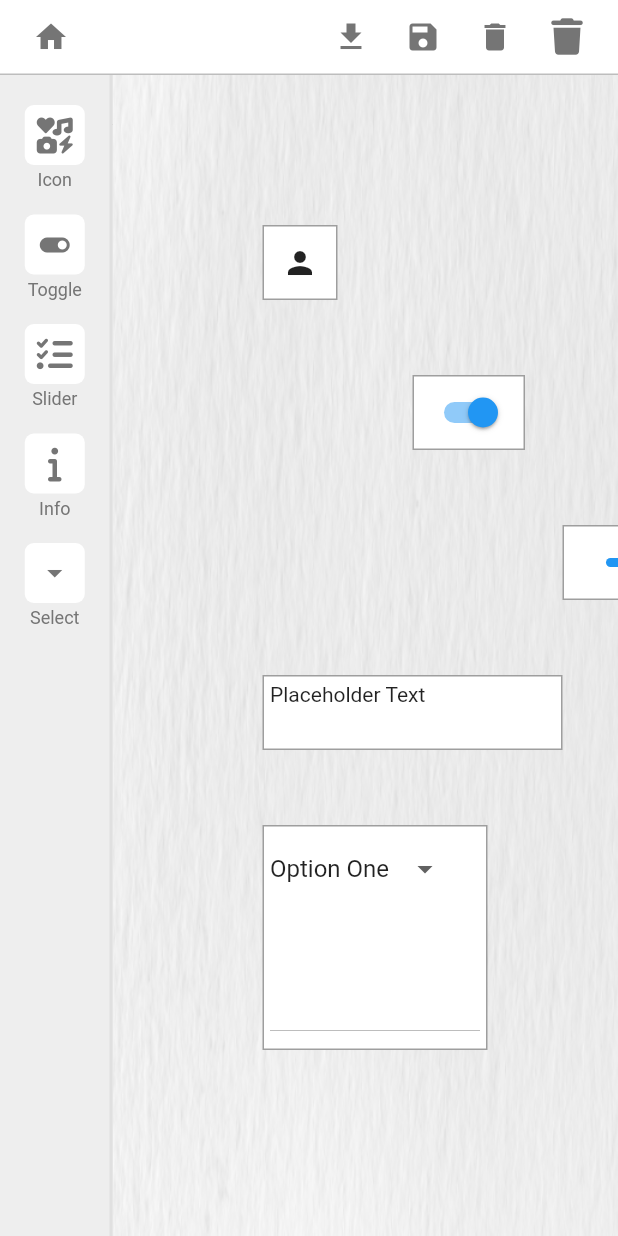
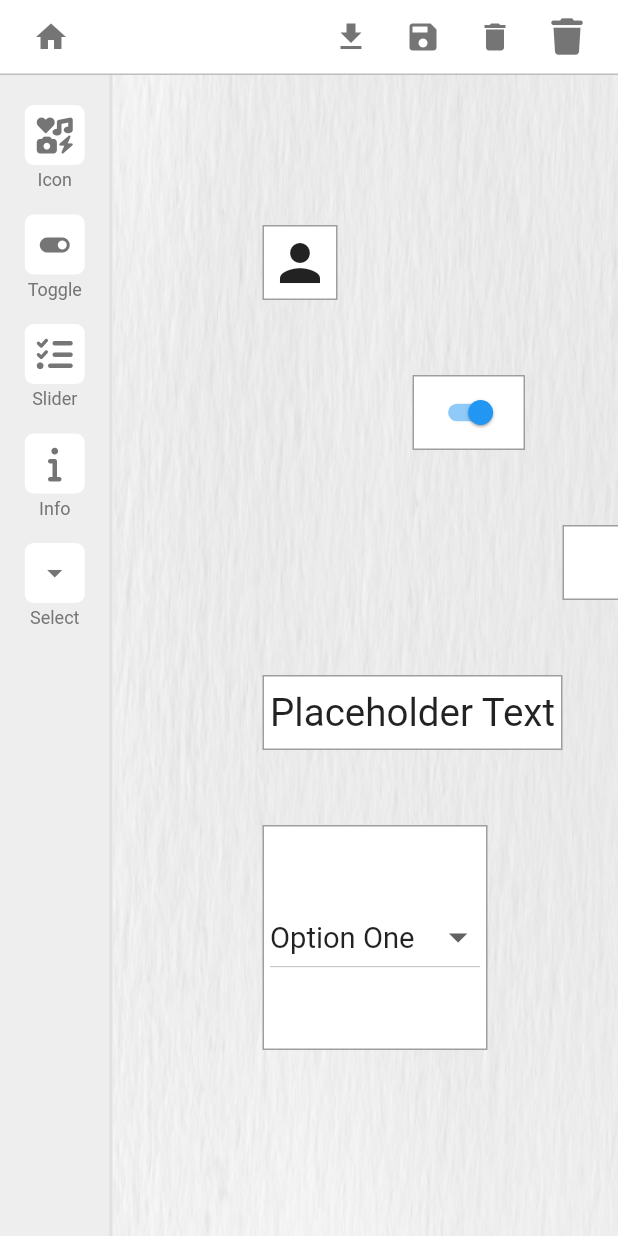
Before and after one commit to tmcmaster/wt_console_designer, a Flutter app: the screen it shows after launch, on a phone screen of 412 x 824 dp. Run offline on Flutter 3.47's test engine with Material 2 defaults, Android fonts, the phone set to English and light mode, and no system bars; our stand-ins replace flutter_colorpicker, flutter_riverpod, font_awesome_flutter, lottie; missing offline and left inert: wt_logging.

Commit message:
did a little cleanup refactoring

```diff
--- a/lib/designer/providers/item_widget_factory.dart
+++ b/lib/designer/providers/item_widget_factory.dart
@@ -3,6 +3,7 @@ import 'package:flutter_riverpod/flutter_riverpod.dart';
 import 'package:font_awesome_flutter/font_awesome_flutter.dart';
 import 'package:wt_console_designer/designer/models/item.dart';
 import 'package:wt_console_designer/designer/models/item_type.dart';
+import 'package:wt_logging/wt_logging.dart';
 
 final itemWidgetFactoryProvider = Provider(
   name: 'ItemWidgetFactory',
@@ -11,19 +12,11 @@ final itemWidgetFactoryProvider = Provider(
 
 class ItemWidgetFactory {
   static final builders = <ItemType, Widget Function(Item)>{
-    ItemType.icon: (item) => const Icon(Icons.person),
-    ItemType.toggle: (item) => Switch(value: true, onChanged: (value) {}),
-    ItemType.slider: (item) => Slider(value: 0.5, onChanged: (double value) {}),
-    ItemType.info: (item) => const Text('Placeholder Text'),
-    ItemType.select: (item) => DropdownButton(
-          value: 'one',
-          items: const [
-            DropdownMenuItem(value: 'one', child: Text('Option One')),
-            DropdownMenuItem(value: 'two', child: Text('Option Two')),
-            DropdownMenuItem(value: 'three', child: Text('Option Three')),
-          ],
-          onChanged: (value) {},
-        ),
+    ItemType.icon: (item) => const IconComponent(),
+    ItemType.toggle: (item) => const SwitchComponent(),
+    ItemType.slider: (item) => const SliderComponent(),
+    ItemType.info: (item) => const InfoComponent(),
+    ItemType.select: (item) => const SelectComponent(),
   };
 
   Widget createWidget(Item item) {
@@ -31,3 +24,76 @@ class ItemWidgetFactory {
     return builder(item);
   }
 }
+
+class SelectComponent extends StatelessWidget {
+  static final log = logger(SelectComponent, level: Level.verbose);
+  const SelectComponent({
+    Key? key,
+  }) : super(key: key);
+
+  @override
+  Widget build(BuildContext context) {
+    log.v('Building Widget');
+    return DropdownButton(
+      value: 'one',
+      items: const [
+        DropdownMenuItem(value: 'one', child: Text('Option One')),
+        DropdownMenuItem(value: 'two', child: Text('Option Two')),
+        DropdownMenuItem(value: 'three', child: Text('Option Three')),
+      ],
+      onChanged: (value) {},
+    );
+  }
+}
+
+class InfoComponent extends StatelessWidget {
+  static final log = logger(InfoComponent, level: Level.verbose);
+  const InfoComponent({
+    Key? key,
+  }) : super(key: key);
+
+  @override
+  Widget build(BuildContext context) {
+    log.v('Building Widget');
+    return const Text('Placeholder Text');
+  }
+}
+
+class SliderComponent extends StatelessWidget {
+  static final log = logger(SliderComponent, level: Level.verbose);
+  const SliderComponent({
+    Key? key,
+  }) : super(key: key);
+
+  @override
+  Widget build(BuildContext context) {
+    log.v('Building Widget');
+    return Slider(value: 0.5, onChanged: (double value) {});
+  }
+}
+
+class SwitchComponent extends StatelessWidget {
+  static final log = logger(SwitchComponent, level: Level.verbose);
+  const SwitchComponent({
+    Key? key,
+  }) : super(key: key);
+
+  @override
+  Widget build(BuildContext context) {
+    log.v('Building Widget');
+    return Switch(value: true, onChanged: (value) {});
+  }
+}
+
+class IconComponent extends StatelessWidget {
+  static final log = logger(IconComponent, level: Level.verbose);
+  const IconComponent({
+    Key? key,
+  }) : super(key: key);
+
+  @override
+  Widget build(BuildContext context) {
+    log.v('Building Widget');
+    return const Icon(Icons.person);
+  }
+}
--- a/lib/designer/screens/home_view.dart
+++ b/lib/designer/screens/home_view.dart
@@ -1,11 +1,16 @@
 import 'package:flutter/material.dart';
+import 'package:wt_console_designer/designer/screens/scroll_pane_view.dart';
 import 'package:wt_console_designer/designer/widgets/component_palette/component_palette.dart';
 import 'package:wt_console_designer/designer/widgets/header_toolbar.dart';
-import 'package:wt_console_designer/designer/widgets/scroll_pane/scroll_pane.dart';
+import 'package:wt_logging/wt_logging.dart';
 
 class HomeScreen extends StatelessWidget {
+  static final log = logger(HomeScreen, level: Level.verbose);
+
   @override
   Widget build(BuildContext context) {
+    log.v('Building widget');
+
     return SafeArea(
       child: Scaffold(
         body: Column(
@@ -13,13 +18,10 @@ class HomeScreen extends StatelessWidget {
             const HeaderToolBar(),
             Expanded(
               child: Row(
-                children: [
-                  const ComponentPalette(),
+                children: const [
+                  ComponentPalette(),
                   Expanded(
-                    child: ScrollPane(),
-                    // child: ScrollPane(
-                    //   child: DesignerStack(),
-                    // ),
+                    child: ScrollPaneView(),
                   ),
                 ],
               ),
--- a/lib/designer/screens/scroll_pane_view.dart
+++ b/lib/designer/screens/scroll_pane_view.dart
@@ -1,23 +1,37 @@
 import 'package:flutter/material.dart';
+import 'package:flutter_riverpod/flutter_riverpod.dart';
+import 'package:wt_console_designer/designer/providers/item_list.dart';
+import 'package:wt_console_designer/designer/providers/item_widget_factory.dart';
 import 'package:wt_console_designer/designer/widgets/scroll_pane/scroll_pane.dart';
+import 'package:wt_logging/wt_logging.dart';
 
-class ScrollPaneView extends StatelessWidget {
+class ScrollPaneView extends ConsumerWidget {
+  static final log = logger(ScrollPaneView, level: Level.verbose);
+
   const ScrollPaneView({super.key});
 
   @override
-  Widget build(BuildContext context) {
+  Widget build(BuildContext context, WidgetRef ref) {
+    log.d('Building Widget');
+
+    ref.watch(itemCountProvider);
+    final items = ref.read(itemListProvider);
+    final componentFactory = ref.read(itemWidgetFactoryProvider);
+
     return Scaffold(
-      body: Container(
-        padding: const EdgeInsets.all(30),
-        color: Colors.blue,
-        child: LayoutBuilder(builder: (context, constraints) {
-          return SizedBox(
-            width: constraints.maxWidth,
-            height: constraints.maxHeight,
-            child: ScrollPane(),
-          );
-        }),
-      ),
+      body: LayoutBuilder(builder: (context, constraints) {
+        return SizedBox(
+          width: constraints.maxWidth,
+          height: constraints.maxHeight,
+          child: ScrollPane(
+            children: items.map((item) {
+              log.d('Building item ${item.id}');
+              final component = componentFactory.createWidget(item);
+              return ScrollPaneItemWidget(id: item.id, child: component);
+            }).toList(),
+          ),
+        );
+      }),
     );
   }
 }
--- a/lib/designer/widgets/scroll_pane/scroll_pane.dart
+++ b/lib/designer/widgets/scroll_pane/scroll_pane.dart
@@ -20,17 +20,23 @@ part 'scroll_pane_selection_box.dart';
 part 'scroll_pane_state.dart';
 
 class ScrollPane extends ConsumerWidget {
-  static final log = logger(ScrollPane, level: Level.debug);
+  static final log = logger(ScrollPane, level: Level.verbose);
   final _key = GlobalKey();
 
-  ScrollPane({super.key});
+  final bool panEnabled;
+  final List<Widget> children;
+
+  ScrollPane({
+    super.key,
+    this.panEnabled = false,
+    required this.children,
+  });
 
   @override
   Widget build(BuildContext context, WidgetRef ref) {
     log.d('=== Building Widget.');
 
     final notifier = ref.read(scrollPaneStateProvider.notifier);
-    final items = ref.read(itemListProvider);
 
     ref.watch(itemCountProvider);
 
@@ -59,11 +65,10 @@ class ScrollPane extends ConsumerWidget {
                     ),
                   ),
                 ),
-                const DragAndPanDetector(),
-                ...items.map((item) {
-                  log.d('Building item ${item.id}');
-                  return ScrollPaneItemWidget(id: item.id);
-                }).toList(),
+                const DragAndPanDetector(
+                  panEnabled: true,
+                ),
+                ...children,
               ],
             ),
             const ScrollPaneSelectionBox(),
--- a/lib/designer/widgets/scroll_pane/scroll_pane_canvas.dart
+++ b/lib/designer/widgets/scroll_pane/scroll_pane_canvas.dart
@@ -1,7 +1,7 @@
 part of 'scroll_pane.dart';
 
 class ScrollPaneCanvas extends ConsumerWidget {
-  static final log = logger(ScrollPaneCanvas, level: Level.debug);
+  static final log = logger(ScrollPaneCanvas, level: Level.warning);
 
   final List<Widget> children;
 
--- a/lib/designer/widgets/scroll_pane/scroll_pane_gesture_detector.dart
+++ b/lib/designer/widgets/scroll_pane/scroll_pane_gesture_detector.dart
@@ -3,7 +3,11 @@ part of 'scroll_pane.dart';
 class DragAndPanDetector extends ConsumerWidget {
   static final log = logger(DragAndPanDetector, level: Level.warning);
 
-  const DragAndPanDetector({super.key});
+  final bool panEnabled;
+  const DragAndPanDetector({
+    super.key,
+    this.panEnabled = true,
+  });
 
   @override
   Widget build(BuildContext context, WidgetRef ref) {
@@ -45,7 +49,9 @@ class DragAndPanDetector extends ConsumerWidget {
 
   onPanning(ScrollPaneStateNotifier notifier, Offset offset) {
     log.v('DragAndPanDetector Panning: $offset');
-    notifier.movePoint(offset);
+    if (panEnabled) {
+      notifier.movePoint(offset);
+    }
   }
 }
 
@@ -163,10 +169,10 @@ class _DragAndPanDetectorMacos extends _DragAndPanDetectorBase {
           state.pan = false;
           state.start = details.localPosition;
         },
-        // onTapUp: (details) {
-        //   // print('Tap Up : ');
-        //   pan = true;
-        // },
+        onTapUp: (details) {
+          log.v('Tap Up : ');
+          state.pan = true;
+        },
         onPanEnd: (details) {
           if (!state.pan && state.start != null && state.end != null) {
             onSelected?.call(createRegion(state.start!, state.end!));
--- a/lib/designer/widgets/scroll_pane/scroll_pane_item_widget.dart
+++ b/lib/designer/widgets/scroll_pane/scroll_pane_item_widget.dart
@@ -1,30 +1,24 @@
 part of 'scroll_pane.dart';
 
-class ScrollPaneItemWidget extends ConsumerStatefulWidget {
+class ScrollPaneItemWidget extends ConsumerWidget {
+  static final log = logger(ScrollPaneItemWidget, level: Level.verbose);
+
   static const debug = false;
 
   final String id;
+  final Widget child;
 
   const ScrollPaneItemWidget({
     super.key,
     required this.id,
+    required this.child,
   });
 
   @override
-  ConsumerState<ScrollPaneItemWidget> createState() => _DraggableItemWidget2State();
-}
+  Widget build(BuildContext context, WidgetRef ref) {
+    log.d('DraggableItemWidget($id).build');
 
-class _DraggableItemWidget2State extends ConsumerState<ScrollPaneItemWidget> {
-  static final log = logger(ScrollPaneItemWidget, level: Level.warning);
-
-  Offset? point;
-  bool dragging = false;
-  bool resizing = false;
-  @override
-  Widget build(BuildContext context) {
-    log.v('DraggableItemWidget(${widget.id}).build');
-
-    final item = ref.watch(itemProvider(widget.id));
+    final item = ref.watch(itemProvider(id));
     final itemListNotifier = ref.read(itemListProvider.notifier);
 
     return item == null
@@ -32,38 +26,8 @@ class _DraggableItemWidget2State extends ConsumerState<ScrollPaneItemWidget> {
         : Positioned(
             left: item.point.x.toDouble(),
             top: item.point.y.toDouble(),
-            child: GestureDetector(
-              onTapDown: (details) {
-                if (_calculateMode(item.size, details.localPosition) == InteractionMode.moving) {
-                  dragging = true;
-                } else {
-                  resizing = true;
-                }
-              },
-              onPanEnd: (details) {
-                dragging = false;
-                resizing = false;
-                itemListNotifier.clearHighlight();
-              },
-              onPanStart: (details) {
-                point = details.localPosition;
-              },
-              onPanUpdate: (details) {
-                if (dragging) {
-                  if (item.selected) {
-                    itemListNotifier.moveSelected(item.id, details.delta);
-                  }
-                  itemListNotifier.moveItem(item.id, details.delta);
-                } else if (resizing) {
-                  itemListNotifier.resizeItem(item.id, details.delta);
-                }
-              },
-              onDoubleTap: () {
-                itemListNotifier.bringToFront(item);
-              },
-              onLongPress: () {
-                itemListNotifier.updateItem(item.copyWith(selected: !item.selected));
-              },
+            width: item.size.width,
+            height: item.size.height,
             child: Container(
               decoration: BoxDecoration(
                 border: item.selected
@@ -79,12 +43,37 @@ class _DraggableItemWidget2State extends ConsumerState<ScrollPaneItemWidget> {
                     ),
                 ],
               ),
-                width: item.size.width,
-                height: item.size.height,
+              child: DragAndMoveListener(
+                onBringToFront: () {
+                  itemListNotifier.bringToFront(item);
+                },
+                onSelect: () {
+                  itemListNotifier.updateItem(item.copyWith(selected: !item.selected));
+                },
+                onResize: (delta) {
+                  itemListNotifier.resizeItem(item.id, delta);
+                },
+                onMove: (delta) {
+                  if (item.selected) {
+                    itemListNotifier.moveSelected(item.id, delta);
+                  }
+                  itemListNotifier.moveItem(item.id, delta);
+                },
+                onFinish: () {
+                  itemListNotifier.clearHighlight();
+                },
+                resizeHandleRegion: Rectangle(item.size.width - 20, item.size.height - 20, 20, 20),
+                child: Container(
+                  // width: double.infinity,
+                  // height: double.infinity,
+                  color: Colors.transparent,
                   child: IgnorePointer(
                     child: Padding(
                       padding: const EdgeInsets.all(4.0),
-                    child: _buildItemWidget(item),
+                      child: FittedBox(
+                        child: child,
+                      ),
+                    ),
                   ),
                 ),
               ),
@@ -92,15 +81,77 @@ class _DraggableItemWidget2State extends ConsumerState<ScrollPaneItemWidget> {
           );
   }
 
-  Widget _buildItemWidget(Item item) {
-    return ref.read(itemWidgetFactoryProvider).createWidget(item);
+  String capitalize(String s) => s[0].toUpperCase() + s.substring(1);
 }
 
-  InteractionMode _calculateMode(Size size, Offset offset) {
-    return ((size.width - offset.dx) < 20) && ((size.height - offset.dy) < 20)
+class DragAndMoveListener extends StatefulWidget {
+  final Rectangle<double> resizeHandleRegion;
+  final void Function(Offset delta) onResize;
+  final void Function(Offset delta) onMove;
+  final void Function() onFinish;
+  final void Function() onBringToFront;
+  final void Function() onSelect;
+  final Widget child;
+
+  const DragAndMoveListener({
+    super.key,
+    required this.resizeHandleRegion,
+    required this.onResize,
+    required this.onMove,
+    required this.onFinish,
+    required this.onBringToFront,
+    required this.onSelect,
+    required this.child,
+  });
+
+  @override
+  State<DragAndMoveListener> createState() => _DragAndMoveListenerState();
+}
+
+class _DragAndMoveListenerState extends State<DragAndMoveListener> {
+  Offset? point;
+  bool dragging = false;
+  bool resizing = false;
+
+  @override
+  Widget build(BuildContext context) {
+    return GestureDetector(
+      onTapDown: (details) {
+        if (_calculateMode(widget.resizeHandleRegion, details.localPosition) ==
+            InteractionMode.moving) {
+          dragging = true;
+        } else {
+          resizing = true;
+        }
+      },
+      onPanEnd: (details) {
+        dragging = false;
+        resizing = false;
+        widget.onFinish();
+      },
+      onPanStart: (details) {
+        point = details.localPosition;
+      },
+      onPanUpdate: (details) {
+        if (dragging) {
+          widget.onMove(details.delta);
+        } else if (resizing) {
+          widget.onResize(details.delta);
+        }
+      },
+      onDoubleTap: () {
+        widget.onBringToFront();
+      },
+      onLongPress: () {
+        widget.onSelect();
+      },
+      child: widget.child,
+    );
+  }
+
+  InteractionMode _calculateMode(Rectangle<double> region, Offset offset) {
+    return region.containsPoint(Point(offset.dx, offset.dy))
         ? InteractionMode.resizing
         : InteractionMode.moving;
   }
-
-  String capitalize(String s) => s[0].toUpperCase() + s.substring(1);
 }
--- a/lib/main.dart
+++ b/lib/main.dart
@@ -1,7 +1,6 @@
 import 'package:flutter/material.dart';
 import 'package:flutter_riverpod/flutter_riverpod.dart';
 import 'package:wt_console_designer/designer/screens/home_view.dart';
-import 'package:wt_console_designer/designer/widgets/scroll_pane/scroll_pane.dart';
 import 'package:wt_logging/wt_logging.dart';
 
 void main() async {
@@ -55,7 +54,7 @@ class TestApp extends StatelessWidget {
         height: double.infinity,
         child: Container(
           padding: const EdgeInsets.all(50),
-          child: ScrollPane(),
+          child: HomeScreen(),
         ),
       ),
     );
```
Also changed, not shown: 1 other file. Lines whose indentation alone changed are shown as unchanged.
